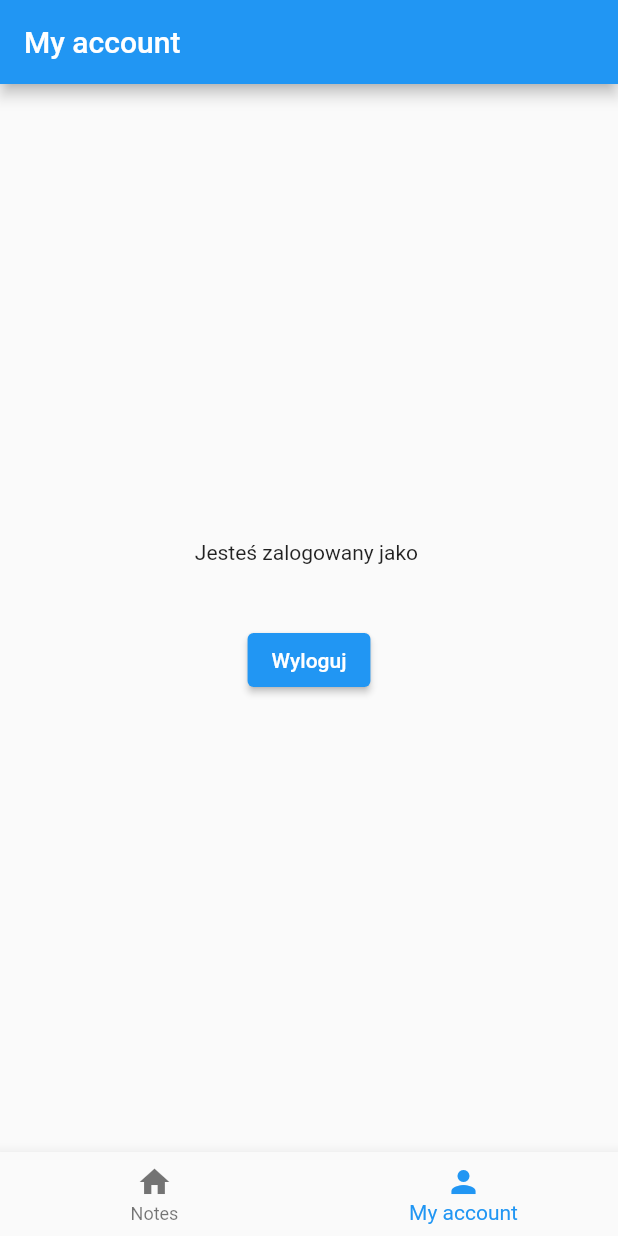
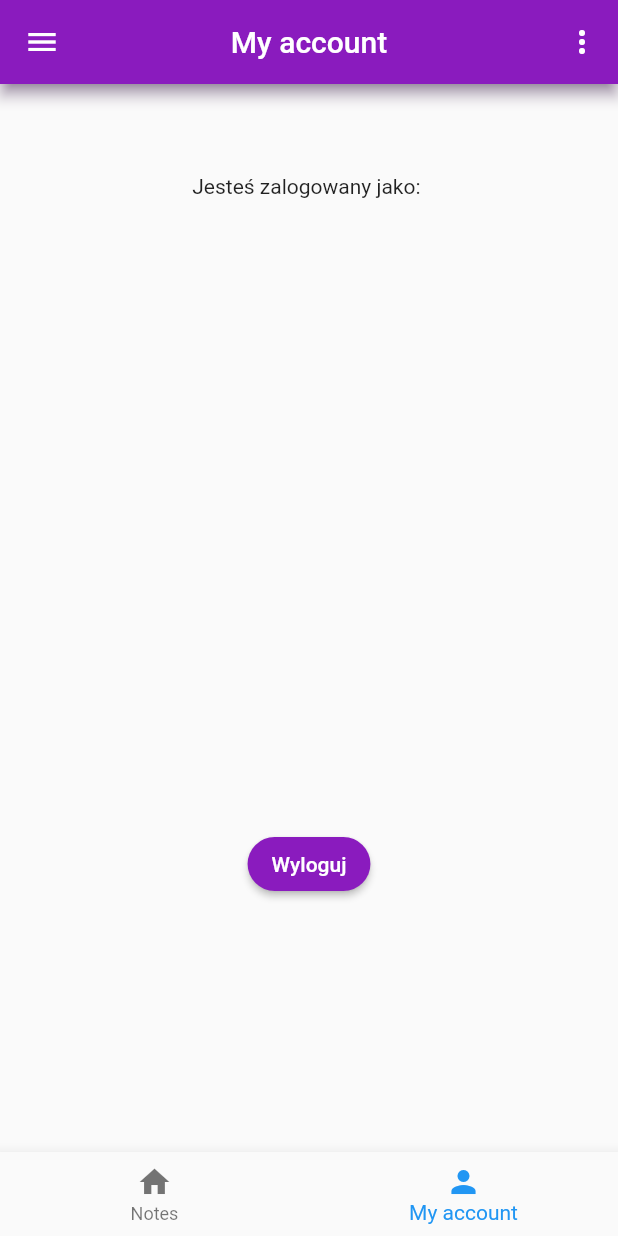
Before and after one commit to michalkrysinski/notemobile, a Flutter app: the screen it shows once a user with an empty profile is signed in, item 2 of the bottom bar chosen, after a tap on "Wyloguj", on a phone screen of 412 x 824 dp. Run offline on Flutter 3.47's test engine with Material 2 defaults, Android fonts, the phone set to English and light mode, and no system bars; our stand-ins replace animated_text_kit, firebase_auth, firebase_core, google_fonts; accounts and stored records are empty; network calls fail; Roboto replaces fonts that are missing (Alef).

Commit message:
Add an AppBar and FloatingActionButton to the NotesPage

```diff
--- a/lib/page/first_page/first_page.dart
+++ b/lib/page/first_page/first_page.dart
@@ -49,7 +49,7 @@ class _FirstPage extends State<FirstPage> {
         child: ListView(
           children: [
             SizedBox(
-              height: 630,
+              height: 580,
               child: Center(
                 child: DefaultTextStyle(
                   style: const TextStyle(
--- a/lib/page/home_page/home_page.dart
+++ b/lib/page/home_page/home_page.dart
@@ -22,12 +22,31 @@ class _HomePageState extends State<HomePage> {
   Widget build(BuildContext context) {
     return Scaffold(
       appBar: AppBar(
+        centerTitle: true,
+        backgroundColor: const Color.fromARGB(255, 138, 27, 190),
+        shadowColor: const Color.fromARGB(255, 78, 13, 107),
+        leading: IconButton(
+          onPressed: () {},
+          icon: const Icon(Icons.menu),
+        ),
+        actions: [
+          IconButton(
+            onPressed: () {},
+            icon: const Icon(
+              Icons.more_vert,
+            ),
+          ),
+        ],
         title: Builder(
           builder: (context) {
             if (currentIndex == 0) {
-              return const Text('Notes');
+              return const Text(
+                'Notes',
+              );
             }
-            return const Text('My account');
+            return const Text(
+              'My account',
+            );
           },
         ),
       ),
--- a/lib/page/login_page/login_page.dart
+++ b/lib/page/login_page/login_page.dart
@@ -160,16 +160,18 @@ class _LoginPageState extends State<LoginPage> {
                 if (isCreatingAccount == true) ...[
                   TextButton(
                     onPressed: () {
-                      setState(() {
-                        isCreatingAccount = false;
-                      });
+                      setState(
+                        () {
+                          isCreatingAccount = false;
+                        },
+                      );
                     },
                     child: Text(
                       'Do you have an account? Sign in',
                       style: GoogleFonts.alef(
                         fontSize: 12,
                         fontWeight: FontWeight.bold,
-                        color: const Color.fromARGB(255, 0, 60, 255),
+                        color: const Color.fromARGB(255, 255, 255, 255),
                       ),
                     ),
                   ),
--- a/lib/page/my_account_page/my_account_page.dart
+++ b/lib/page/my_account_page/my_account_page.dart
@@ -1,5 +1,6 @@
 import 'package:firebase_auth/firebase_auth.dart';
 import 'package:flutter/material.dart';
+import 'package:google_fonts/google_fonts.dart';
 import 'package:notemobile/page/home_page/home_page.dart';
 
 class MyAccountPage extends StatelessWidget {
@@ -13,18 +14,41 @@ class MyAccountPage extends StatelessWidget {
   @override
   Widget build(BuildContext context) {
     return Center(
-      child: Column(
-        mainAxisAlignment: MainAxisAlignment.center,
+      child: ListView(
         children: [
-          Text('Jesteś zalogowany jako ${widget.user.email}'),
           const SizedBox(
-            height: 40,
+            height: 60,
           ),
-          ElevatedButton(
-            onPressed: () {
-              FirebaseAuth.instance.signOut();
-            },
-            child: const Text('Wyloguj'),
+          Center(
+            child: Text(
+              'Jesteś zalogowany jako: ${widget.user.email}',
+              style: GoogleFonts.alef(
+                fontSize: 14,
+              ),
+            ),
+          ),
+          const SizedBox(
+            height: 420,
+          ),
+          Center(
+            child: ElevatedButton(
+              onPressed: () {
+                FirebaseAuth.instance.signOut();
+              },
+              child: const Text(
+                'Wyloguj',
+              ),
+              style: ElevatedButton.styleFrom(
+                primary: const Color.fromARGB(255, 138, 27, 190),
+                onPrimary: const Color.fromARGB(255, 255, 255, 255),
+                animationDuration: const Duration(
+                  milliseconds: 3600,
+                ),
+                shape: RoundedRectangleBorder(
+                  borderRadius: BorderRadius.circular(25),
+                ),
+              ),
+            ),
           ),
         ],
       ),
--- a/lib/page/notes_page/notes_page.dart
+++ b/lib/page/notes_page/notes_page.dart
@@ -7,8 +7,26 @@ class NotesPage extends StatelessWidget {
 
   @override
   Widget build(BuildContext context) {
-    return const Center(
-      child: Text('Coś tu będzie'),
+    return Scaffold(
+      appBar: AppBar(
+        title: const Text(
+          'Search',
+          style: TextStyle(color: Color.fromARGB(255, 0, 0, 0), fontSize: 17),
+        ),
+        backgroundColor: Colors.transparent,
+        elevation: 0,
+        actions: [
+          IconButton(
+            icon: const Icon(Icons.search),
+            onPressed: () {},
+            color: Colors.black,
+          ),
+        ],
+      ),
+      floatingActionButton: FloatingActionButton(
+        onPressed: () {},
+        backgroundColor: const Color.fromARGB(255, 138, 27, 190),
+      ),
     );
   }
 }
--- a/pubspec.yaml
+++ b/pubspec.yaml
@@ -41,6 +41,7 @@ dependencies:
   firebase_core: ^1.14.0
   firebase_auth: ^3.3.12
   google_fonts: ^2.3.1
+
 
 
 dev_dependencies:
```
Also changed, not shown: images/graf1.jpg (added).
